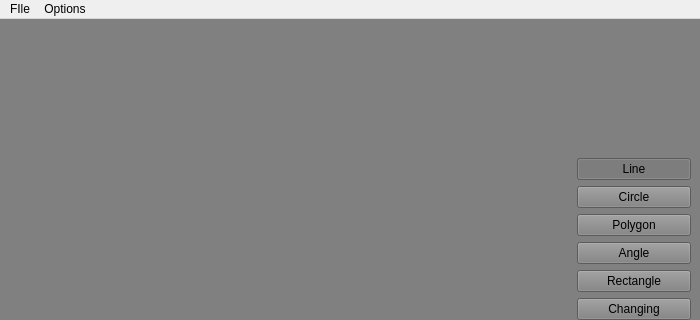
Above: mainwindow.ui from gprabowski/vector_renderer before the change; both pictures show x 0 to 700 and y 0 to 320 of the 700 by 700 pixel window. Below: the same form after it.
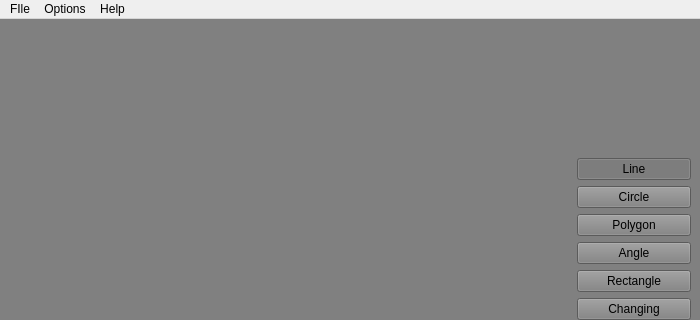
That is the form after the change.

```diff
--- a/mainwindow.ui
+++ b/mainwindow.ui
@@ -428,8 +428,15 @@
     </property>
     <addaction name="actionReset"/>
    </widget>
+   <widget class="QMenu" name="menuHelp">
+    <property name="title">
+     <string>Help</string>
+    </property>
+    <addaction name="actionUsage"/>
+   </widget>
    <addaction name="menuFIle"/>
    <addaction name="menuOptions"/>
+   <addaction name="menuHelp"/>
   </widget>
   <widget class="QStatusBar" name="statusbar"/>
   <action name="actionOpen">
```
Left out of the diff: 5 changed lines with no effect on the pictures.
